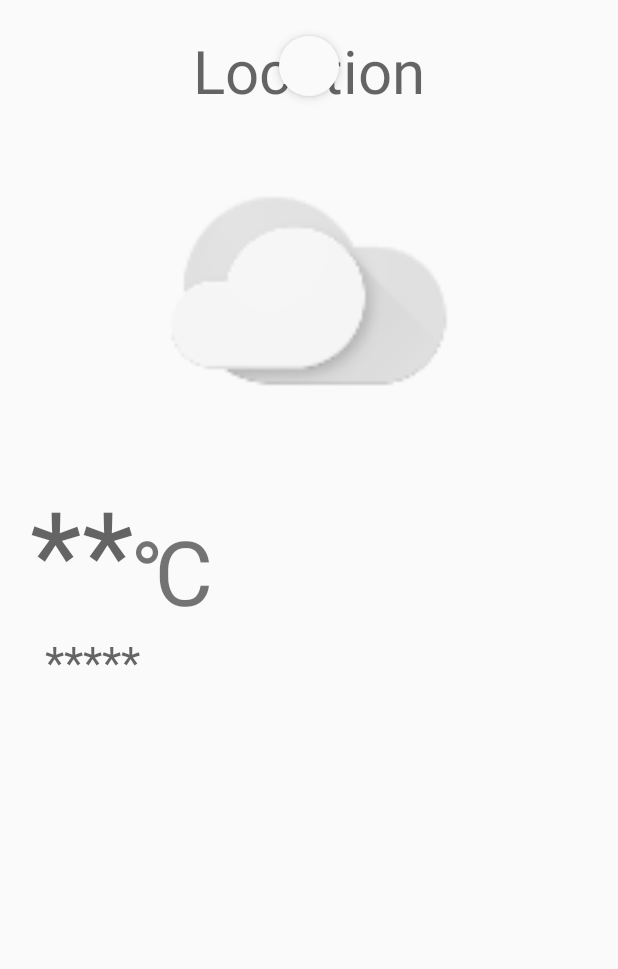
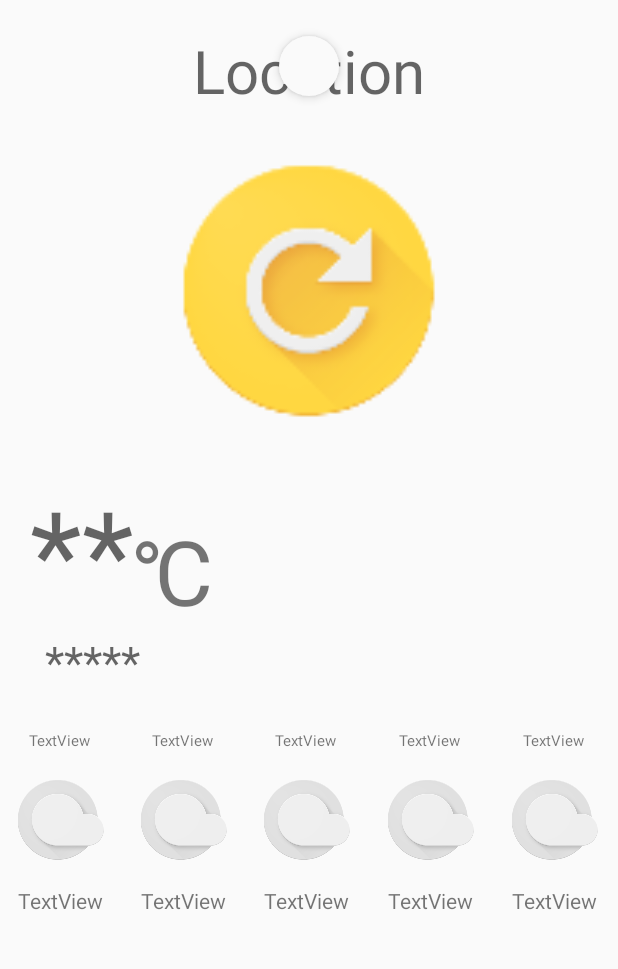
Before and after one commit to awais-khokhar/Weather, an Android app: the screen it shows after launch (WeatherActivity), on a phone screen of 412 x 824 dp, the part 84-1053 px from its top. Run offline under Robolectric (Android 15) with nearby library versions, the light colour scheme and no system bars.

Commit message:
增加五天内天气

```diff
--- a/app/src/main/java/top/maweihao/weather/MainActivity.java
+++ b/app/src/main/java/top/maweihao/weather/MainActivity.java
@@ -11,7 +11,7 @@ public class MainActivity extends AppCompatActivity {
     @Override
     protected void onCreate(Bundle savedInstanceState) {
         super.onCreate(savedInstanceState);
-        setContentView(R.layout.activity_main);
+//        setContentView(R.layout.activity_main);
 
         SharedPreferences prefs = PreferenceManager.getDefaultSharedPreferences(this);
         if (prefs.getString("refresh_time_interval", null) != null) {
--- /dev/null
+++ b/app/src/main/java/top/maweihao/weather/perDayWeatherView.java
@@ -0,0 +1,71 @@
+package top.maweihao.weather;
+
+import android.content.Context;
+import android.content.res.TypedArray;
+import android.support.constraint.ConstraintLayout;
+import android.util.AttributeSet;
+import android.view.View;
+import android.widget.ImageView;
+import android.widget.TextView;
+
+/**
+ * Created by ma on 17-3-28.
+ * class for 'per_day_weather_layout'
+ */
+
+public class perDayWeatherView extends ConstraintLayout {
+
+    private TextView date;
+    private ImageView icon;
+    private TextView temperature;
+
+    private int dateSize;
+    private int temperatureSize;
+
+    public void initView(Context context) {
+        View.inflate(context, R.layout.per_day_weather_layout, this);
+        date = (TextView) findViewById(R.id.date_text);
+        icon = (ImageView) findViewById(R.id.per_day_weather_icon);
+        temperature = (TextView) findViewById(R.id.temperature_text);
+    }
+
+    public perDayWeatherView(Context context, AttributeSet attrs, int defStyleAttr) {
+        super(context, attrs, defStyleAttr);
+        if (!isInEditMode()) {
+            initView(context);
+        }
+    }
+
+    public perDayWeatherView(Context context, AttributeSet attrs) {
+        super(context, attrs);
+        if (!isInEditMode()) {
+            initView(context);
+        }
+
+        TypedArray typedArray = context.obtainStyledAttributes(attrs, R.styleable.perDayWeatherView);
+        dateSize = typedArray.getDimensionPixelOffset(R.styleable.perDayWeatherView_date_text_size, 10);
+        temperatureSize = typedArray.getDimensionPixelOffset(R.styleable.perDayWeatherView_temperature_text_size, 14);
+        typedArray.recycle();
+
+        if (!isInEditMode()) {
+            date.setTextSize(dateSize);
+            temperature.setTextSize(temperatureSize);
+        }
+    }
+
+    public perDayWeatherView(Context context) {
+        super(context);
+    }
+
+    public void setDate(String date) {
+        this.date.setText(date);
+    }
+
+    public void setIcon(int icon) {
+        this.icon.setImageResource(icon);
+    }
+
+    public void setTemperature(String temperature) {
+        this.temperature.setText(temperature);
+    }
+}
--- a/app/src/main/res/layout/activity_weather.xml
+++ b/app/src/main/res/layout/activity_weather.xml
@@ -43,7 +43,7 @@
                         android:layout_height="wrap_content"
                         android:layout_marginTop="20dp"
                         android:gravity="center"
-                        android:hint="Location"
+                        android:hint="@string/location"
                         android:textSize="40sp" />
 
                     <ImageView
@@ -53,7 +53,8 @@
                         android:layout_gravity="center_horizontal"
                         android:layout_marginBottom="20dp"
                         android:layout_marginTop="20dp"
-                        android:src="@mipmap/weather_clouds" />
+                        android:src="@mipmap/weather_none_available"
+                        android:contentDescription="@string/weather_icon" />
 
                     <LinearLayout
                         android:layout_width="match_parent"
@@ -85,46 +86,48 @@
                         android:layout_height="wrap_content"
                         android:hint="*****"
                         android:paddingStart="30dp"
+                        android:paddingBottom="10dp"
                         android:textSize="30sp" />
+
 
                     <LinearLayout
                         android:layout_width="match_parent"
-                        android:layout_height="wrap_content"
+                        android:layout_height="150dp"
                         android:orientation="horizontal">
+                        <top.maweihao.weather.perDayWeatherView
+                            android:id="@+id/daily_weather_0"
+                            android:layout_height="wrap_content"
+                            android:layout_width="0dp"
+                            android:layout_weight="1"/>
 
-                        <LinearLayout
+                        <top.maweihao.weather.perDayWeatherView
+                            android:id="@+id/daily_weather_1"
+                            android:layout_height="wrap_content"
                             android:layout_width="0dp"
+                            android:layout_weight="1"/>
+
+                        <top.maweihao.weather.perDayWeatherView
+                            android:id="@+id/daily_weather_2"
                             android:layout_height="wrap_content"
-                            android:orientation="vertical"
-                            android:layout_weight="1" />
+                            android:layout_width="0dp"
+                            android:layout_weight="1"/>
 
-                        <LinearLayout
+                        <top.maweihao.weather.perDayWeatherView
+                            android:id="@+id/daily_weather_3"
+                            android:layout_height="wrap_content"
                             android:layout_width="0dp"
+                            android:layout_weight="1"/>
+
+                        <top.maweihao.weather.perDayWeatherView
+                            android:id="@+id/daily_weather_4"
                             android:layout_height="wrap_content"
-                            android:orientation="vertical"
-                            android:layout_weight="1" />
-
-                        <LinearLayout
                             android:layout_width="0dp"
-                            android:layout_height="wrap_content"
-                            android:orientation="vertical"
-                            android:layout_weight="1" />
-
-                        <LinearLayout
-                            android:layout_width="0dp"
-                            android:layout_height="wrap_content"
-                            android:orientation="vertical"
-                            android:layout_weight="1" />
-
-                        <LinearLayout
-                            android:layout_width="0dp"
-                            android:layout_height="wrap_content"
-                            android:orientation="vertical"
-                            android:layout_weight="1" />
+                            android:layout_weight="1"/>
 
                     </LinearLayout>
 
                 </LinearLayout>
+
             </ScrollView>
 
         </android.support.v4.widget.SwipeRefreshLayout>
--- /dev/null
+++ b/app/src/main/res/layout/per_day_weather_layout.xml
@@ -0,0 +1,53 @@
+<?xml version="1.0" encoding="utf-8"?>
+<android.support.constraint.ConstraintLayout xmlns:android="http://schemas.android.com/apk/res/android"
+    xmlns:app="http://schemas.android.com/apk/res-auto"
+    xmlns:tools="http://schemas.android.com/tools"
+    android:layout_width="80dp"
+    android:layout_height="150dp">
+
+    <TextView
+        android:id="@+id/date_text"
+        android:layout_width="wrap_content"
+        android:layout_height="wrap_content"
+        android:layout_marginLeft="0dp"
+        android:layout_marginRight="0dp"
+        android:text="TextView"
+        android:textSize="10sp"
+        app:layout_constraintLeft_toLeftOf="parent"
+        app:layout_constraintRight_toRightOf="parent"
+        app:layout_constraintHorizontal_bias="0.492"
+        android:layout_marginBottom="8dp"
+        app:layout_constraintBottom_toTopOf="@+id/per_day_weather_icon"
+        app:layout_constraintTop_toTopOf="parent"
+        android:layout_marginTop="8dp"
+        app:layout_constraintVertical_bias="0.533" />
+
+    <ImageView
+        android:id="@+id/per_day_weather_icon"
+        android:layout_width="wrap_content"
+        android:layout_height="wrap_content"
+        app:srcCompat="@mipmap/weather_clouds_night"
+        android:layout_marginRight="16dp"
+        app:layout_constraintRight_toRightOf="parent"
+        android:layout_marginLeft="16dp"
+        app:layout_constraintLeft_toLeftOf="parent"
+        app:layout_constraintTop_toTopOf="parent"
+        android:layout_marginTop="8dp"
+        app:layout_constraintBottom_toBottomOf="parent"
+        android:layout_marginBottom="8dp"
+        app:layout_constraintHorizontal_bias="0.6" />
+
+    <TextView
+        android:id="@+id/temperature_text"
+        android:layout_width="wrap_content"
+        android:layout_height="wrap_content"
+        android:text="TextView"
+        android:layout_marginLeft="0dp"
+        app:layout_constraintLeft_toLeftOf="parent"
+        android:layout_marginRight="0dp"
+        app:layout_constraintRight_toRightOf="parent"
+        android:layout_marginTop="8dp"
+        app:layout_constraintTop_toBottomOf="@+id/per_day_weather_icon"
+        app:layout_constraintBottom_toBottomOf="parent"
+        android:layout_marginBottom="8dp" />
+</android.support.constraint.ConstraintLayout>
--- a/app/src/main/res/values/strings.xml
+++ b/app/src/main/res/values/strings.xml
@@ -3,4 +3,8 @@
     <string name="weather">Weather</string>
     <string name="title_activity_choose_position">ChoosePosition</string>
     <string name="temperature_sign">℃</string>
+    <string name="location">Location</string>
+    <string name="weather_icon">weather icon</string>
+    <string name="today">Today</string>
+    <string name="tomorrow">Tomorrow</string>
 </resources>
```
Also changed, not shown: app/src/main/java/top/maweihao/weather/WeatherActivity.java (+149 -57 lines), app/src/main/java/top/maweihao/weather/WeatherData.java (+27 -0 lines), app/src/main/java/top/maweihao/weather/util/BaiduApiUtility.java (+7 -2 lines), app/src/main/java/top/maweihao/weather/util/Utility.java (+21 -2 lines), app/src/main/res/values/attrs.xml (added, +11 -0 lines), 6 other files.
